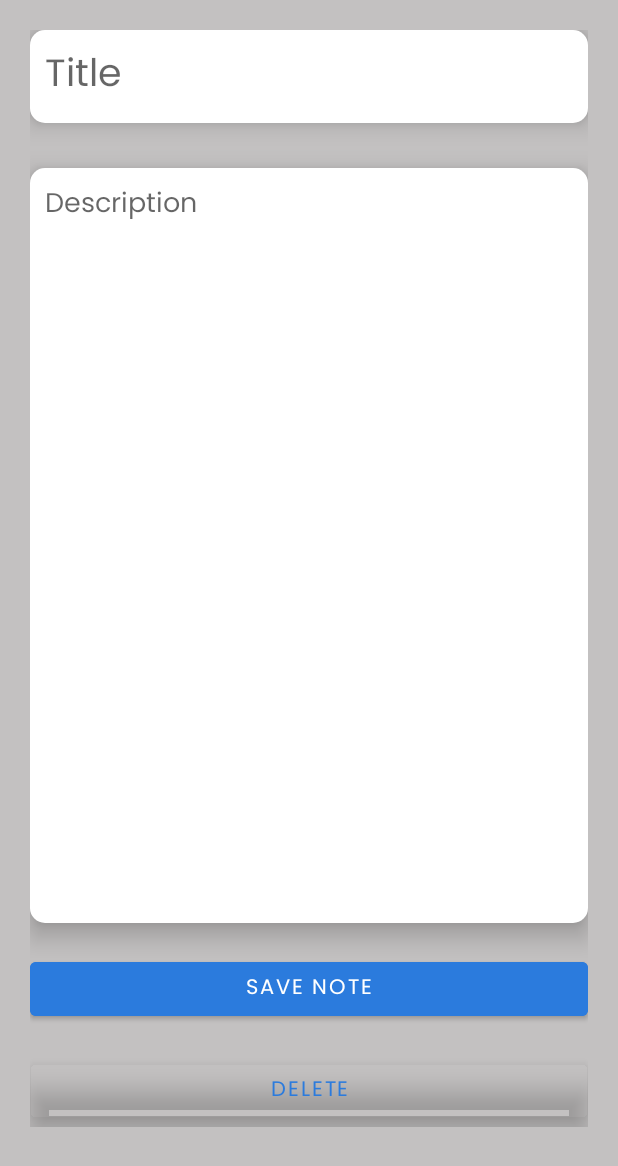
After one commit to RDR25/MentalHealth, an Android app: the Newnotes screen opened directly, with no data from a screen before it, on a phone screen of 412 x 824 dp. The commit adds this screen. Shown: the top 1166 px of the screen. Run offline under Robolectric (Android 15) with nearby library versions, the phone set to English and light mode, and no system bars; our stand-ins replace Firebase (no records; nobody signed in at launch, a user with empty details on screens opened directly).

Commit message:
Notes final

```diff
--- a/app/src/main/AndroidManifest.xml
+++ b/app/src/main/AndroidManifest.xml
@@ -13,6 +13,9 @@
         android:supportsRtl="true"
         android:theme="@style/Theme.MentalTherapy"
         tools:targetApi="31">
+        <activity
+            android:name=".menu.notes.Newnotes"
+            android:exported="false" />
         <activity
             android:name=".AddContacts"
             android:exported="false" />
--- a/app/src/main/java/com/example/mentaltherapy/Login.java
+++ b/app/src/main/java/com/example/mentaltherapy/Login.java
@@ -23,9 +23,9 @@ import com.google.firebase.database.ValueEventListener;
 import java.util.Objects;
 
 public class Login extends AppCompatActivity {
-    DatabaseReference databaseReference= FirebaseDatabase.getInstance().getReferenceFromUrl("https://mentaltherapy-b1c38-default-rtdb.firebaseio.com/");
+    public static FirebaseDatabase firebaseDatabase=FirebaseDatabase.getInstance();
+    public static DatabaseReference databaseReference=firebaseDatabase.getReferenceFromUrl("https://mentaltherapy-b1c38-default-rtdb.firebaseio.com/");
     SharedPreferences sharedPreferences;
-
     public static final String USER="user";
     SharedPreferences.Editor editor;
     @Override
@@ -61,6 +61,7 @@ public class Login extends AppCompatActivity {
                                     editor=sharedPreferences.edit();
                                     editor.putString(USER,mobileNumberText.toString());
                                     editor.apply();
+                                    Toast.makeText(Login.this, sharedPreferences.getString(USER,""), Toast.LENGTH_SHORT).show();
                                     if(snapshot.child(mobileNumberText).hasChild("contact1")){
                                         startActivity(new Intent(Login.this, LoadingSplash.class));
                                     }else {
--- /dev/null
+++ b/app/src/main/java/com/example/mentaltherapy/menu/notes/Newnotes.java
@@ -0,0 +1,140 @@
+package com.example.mentaltherapy.menu.notes;
+
+import static com.example.mentaltherapy.Login.USER;
+
+import static com.example.mentaltherapy.Login.databaseReference;
+import static com.example.mentaltherapy.Login.firebaseDatabase;
+import static com.example.mentaltherapy.menu.Meditation.SHARED_PREFS;
+
+import androidx.annotation.NonNull;
+import androidx.appcompat.app.AppCompatActivity;
+
+import android.annotation.SuppressLint;
+import android.content.Intent;
+import android.content.SharedPreferences;
+import android.os.Bundle;
+import android.view.View;
+import android.widget.Button;
+import android.widget.EditText;
+import android.widget.Toast;
+
+import com.example.mentaltherapy.R;
+import com.example.mentaltherapy.menu.Notes;
+import com.google.android.gms.tasks.OnCompleteListener;
+import com.google.android.gms.tasks.Task;
+import com.google.firebase.auth.FirebaseAuth;
+import com.google.firebase.auth.FirebaseUser;
+import com.google.firebase.database.DataSnapshot;
+import com.google.firebase.database.DatabaseError;
+import com.google.firebase.database.DatabaseReference;
+import com.google.firebase.database.FirebaseDatabase;
+import com.google.firebase.database.ValueEventListener;
+
+import java.text.SimpleDateFormat;
+import java.util.Calendar;
+
+public class Newnotes extends AppCompatActivity {
+    EditText notesTitle;
+    EditText notesDiscription;
+    Button notesSave;
+    Button notesDelete;
+    SharedPreferences sharedPreferences;
+    String userMobile;
+    Calendar calendar;
+    String timeStamp;
+    SimpleDateFormat simpleDateFormat;
+    @SuppressLint("SimpleDateFormat")
+    @Override
+    protected void onCreate(Bundle savedInstanceState) {
+        super.onCreate(savedInstanceState);
+        setContentView(R.layout.activity_newnotes);
+        notesTitle=findViewById(R.id.newnoteTitle);
+        notesDiscription=findViewById(R.id.newnoteDescription);
+        notesSave=findViewById(R.id.notesSave);
+        calendar=Calendar.getInstance();
+        simpleDateFormat=new SimpleDateFormat("dd.MM.yyyyHH:mm:ss");
+        timeStamp=simpleDateFormat.format(calendar.getTime()).toString();
+        sharedPreferences=getSharedPreferences(SHARED_PREFS,MODE_PRIVATE);
+        userMobile=sharedPreferences.getString(USER,"");
+        notesDelete=findViewById(R.id.notesDelete);
+
+        notesDelete.setOnClickListener(new View.OnClickListener() {
+            @Override
+            public void onClick(View view) {
+                if(notesTitle.getText().toString()!=null || notesDiscription.getText().toString()!=null){
+
+                    databaseReference.child("users").addListenerForSingleValueEvent(new ValueEventListener() {
+                        @Override
+                        public void onDataChange(@NonNull DataSnapshot snapshot) {
+                            for(DataSnapshot snapshot1:snapshot.getChildren()){
+                              //  if(snapshot1.child("notes").child())
+                                for(DataSnapshot del:snapshot1.child("notes").getChildren()){
+                                    if(del.child("NotesTitle").getValue().toString().equals(notesTitle.getText().toString())){
+                                        String s=notesTitle.getText().toString();
+                                        databaseReference.child("users").child(userMobile).child("notes").child(s).removeValue();
+                                        Toast.makeText(Newnotes.this, s, Toast.LENGTH_SHORT).show();
+                                        startActivity(new Intent(Newnotes.this,Notes.class));
+                                        finish();
+                                    }
+                                   // Toast.makeText(Newnotes.this, del.child("NotesTitle").getValue().toString(), Toast.LENGTH_SHORT).show();
+                                }
+                            }
+                        }
+
+                        @Override
+                        public void onCancelled(@NonNull DatabaseError error) {
+
+                        }
+                    });
+                }
+            }
+        });
+        String nT=notesTitle.getText().toString();
+        String unq=nT+";;"+userMobile+":";
+        Intent intent=getIntent();
+        String nTitle=intent.getStringExtra("nTitle");
+        String nDescription=intent.getStringExtra("nDescription");
+        if(nTitle!=null && nDescription!=null){
+            notesTitle.setText(nTitle);
+            notesDiscription.setText(nDescription);
+        }
+        notesSave.setOnClickListener(new View.OnClickListener() {
+            @Override
+            public void onClick(View view) {
+                String pk=userMobile+":"+timeStamp+":"+notesTitle.getText().toString();
+                Toast.makeText(Newnotes.this, timeStamp, Toast.LENGTH_SHORT).show();
+                if(notesTitle.getText().toString()==null || notesDiscription.getText().toString()==null){
+                    Toast.makeText(Newnotes.this, "Fill all the fields", Toast.LENGTH_SHORT).show();
+                }else{
+                    databaseReference.child("users").addListenerForSingleValueEvent(new ValueEventListener() {
+                        @Override
+                        public void onDataChange(@NonNull DataSnapshot snapshot) {
+                            databaseReference.child("users").child(userMobile).child("notes").child(notesTitle.getText().toString()).child("NotesTitle").setValue(notesTitle.getText().toString());
+                            databaseReference.child("users").child(userMobile).child("notes").child(notesTitle.getText().toString()).child("NotesDescription").setValue(notesDiscription.getText().toString());
+                            Toast.makeText(Newnotes.this, "DataUploaded :)", Toast.LENGTH_SHORT).show();
+                            startActivity(new Intent(Newnotes.this, Notes.class));
+                        }
+
+                        @Override
+                        public void onCancelled(@NonNull DatabaseError error) {
+
+                        }
+                    });
+                   /* NotesItems notesItems=new NotesItems();
+                    notesItems.setNotesTitle(notesTitle.getText().toString());
+                    notesItems.setNotesDescription(notesDiscription.getText().toString());
+                    notesItems.setNotesTimeStamp(Timestamp.now());
+                    DocumentReference documentReference;
+                    documentReference=FirebaseFirestore.getInstance().collection("notes").document(userMobile).collection("my_notes").document();
+                    documentReference.set(notesItems).addOnCompleteListener(new OnCompleteListener<Void>() {
+                        @Override
+                        public void onComplete(@NonNull Task<Void> task) {
+                            if(task.isSuccessful()) Toast.makeText(Newnotes.this, "Sucessfully added", Toast.LENGTH_SHORT).show();
+                            else Toast.makeText(Newnotes.this, "Failed", Toast.LENGTH_SHORT).show();
+                        }
+                    });*/
+                }
+            }
+        });
+    }
+}
--- /dev/null
+++ b/app/src/main/res/drawable/baseline_add_24.xml
@@ -0,0 +1,5 @@
+<vector android:height="24dp" android:tint="#FFFFFF"
+    android:viewportHeight="24" android:viewportWidth="24"
+    android:width="24dp" xmlns:android="http://schemas.android.com/apk/res/android">
+    <path android:fillColor="@android:color/white" android:pathData="M19,13h-6v6h-2v-6H5v-2h6V5h2v6h6v2z"/>
+</vector>
--- /dev/null
+++ b/app/src/main/res/drawable/notesbg.xml
@@ -0,0 +1,9 @@
+<?xml version="1.0" encoding="utf-8"?>
+<selector xmlns:android="http://schemas.android.com/apk/res/android">
+    <item>
+        <shape android:shape="rectangle">
+            <solid android:color="#FFFFFF"/>
+            <corners android:radius="10dp"/>
+        </shape>
+    </item>
+</selector>
--- /dev/null
+++ b/app/src/main/res/layout/activity_newnotes.xml
@@ -0,0 +1,63 @@
+<?xml version="1.0" encoding="utf-8"?>
+<androidx.constraintlayout.widget.ConstraintLayout xmlns:android="http://schemas.android.com/apk/res/android"
+    xmlns:app="http://schemas.android.com/apk/res-auto"
+    xmlns:tools="http://schemas.android.com/tools"
+    android:layout_width="match_parent"
+    android:layout_height="match_parent"
+    android:background="#C3C1C1"
+    tools:context=".menu.notes.Newnotes">
+    <ScrollView
+        android:foregroundGravity="center"
+        android:layout_width="match_parent"
+        android:layout_height="match_parent">
+        <LinearLayout
+            android:layout_centerInParent="true"
+            android:layout_width="match_parent"
+            android:layout_height="wrap_content"
+            android:layout_margin="20dp"
+            android:orientation="vertical">
+            <EditText
+                android:elevation="10dp"
+                android:padding="10dp"
+                android:layout_width="match_parent"
+                android:layout_height="wrap_content"
+                android:id="@+id/newnoteTitle"
+                android:hint="Title"
+                android:textSize="25dp"
+
+                android:layout_marginBottom="30dp"
+                android:background="@drawable/notesbg"/>
+            <EditText
+                android:elevation="10dp"
+                android:padding="10dp"
+                android:layout_width="match_parent"
+                android:layout_height="wrap_content"
+                android:id="@+id/newnoteDescription"
+                android:hint="Description"
+                android:gravity="top"
+                android:lines="18"
+                android:background="@drawable/notesbg"/>
+            <Button
+                android:elevation="10dp"
+                android:id="@+id/notesSave"
+                android:layout_width="match_parent"
+                android:layout_height="wrap_content"
+                android:layout_marginTop="20dp"
+                android:text="Save nOTE"
+                android:backgroundTint="@color/rdr3"
+                />
+            <Button
+                android:elevation="10dp"
+                android:id="@+id/notesDelete"
+                android:layout_width="match_parent"
+                android:layout_height="wrap_content"
+                android:layout_marginTop="20dp"
+                android:text="DELETE"
+                android:textColor="@color/rdr3"
+                style="@style/Widget.MaterialComponents.Button.TextButton"
+
+                />
+        </LinearLayout>
+    </ScrollView>
+
+</androidx.constraintlayout.widget.ConstraintLayout>
--- /dev/null
+++ b/app/src/main/res/menu/delete.xml
@@ -0,0 +1,5 @@
+<?xml version="1.0" encoding="utf-8"?>
+<menu xmlns:android="http://schemas.android.com/apk/res/android">
+    <item android:id="@+id/deleteoption"
+        android:title="Delete"/>
+</menu>
--- a/build.gradle
+++ b/build.gradle
@@ -1,6 +1,6 @@
 buildscript {
     dependencies {
-        classpath 'com.google.gms:google-services:4.3.14'
+        classpath 'com.google.gms:google-services:4.3.15'
     }
 }// Top-level build file where you can add configuration options common to all sub-projects/modules.
 plugins {
--- a/gradle.properties
+++ b/gradle.properties
@@ -15,6 +15,7 @@ org.gradle.jvmargs=-Xmx2048m -Dfile.encoding=UTF-8
 # Android operating system, and which are packaged with your app's APK
 # https://developer.android.com/topic/libraries/support-library/androidx-rn
 android.useAndroidX=true
+android.enableJetifier=true
 # Enables namespacing of each library's R class so that its R class includes only the
 # resources declared in the library itself and none from the library's dependencies,
 # thereby reducing the size of the R class for that library
```
Also changed, not shown: app/build.gradle (+17 -6 lines), app/src/main/java/com/example/mentaltherapy/menu/Notes.java (+77 -1 lines), app/src/main/java/com/example/mentaltherapy/menu/notes/NotesAdapter.java (added, +50 -0 lines), app/src/main/java/com/example/mentaltherapy/menu/notes/NotesItems.java (added, +30 -0 lines), app/src/main/java/com/example/mentaltherapy/menu/notes/NotesViewHolder.java (added, +25 -0 lines), app/src/main/res/layout/activity_notes.xml (+16 -13 lines), app/src/main/res/layout/notelayout.xml (added, +46 -0 lines).
